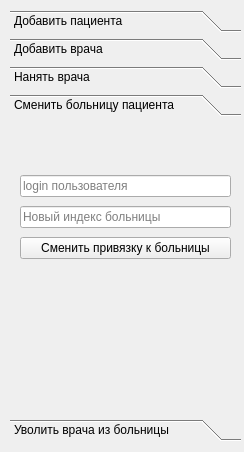
The window that client/gui/ui/reg_window.ui (Banifest/HospitalDB) describes before a commit, drawn with Qt 5.
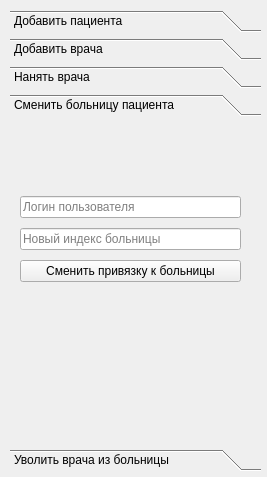
The same window after the commit. The open tabs and pages were chosen to show the change. Icons and pictures are not drawn.

```diff
--- a/client/gui/ui/reg_window.ui
+++ b/client/gui/ui/reg_window.ui
@@ -6,8 +6,8 @@
    <rect>
     <x>0</x>
     <y>0</y>
-       <width>244</width>
-       <height>452</height>
+       <width>267</width>
+       <height>477</height>
    </rect>
   </property>
   <property name="windowTitle">
@@ -1243,8 +1243,8 @@
     <rect>
         <x>10</x>
         <y>10</y>
-        <width>231</width>
-        <height>431</height>
+        <width>251</width>
+        <height>461</height>
     </rect>
    </property>
             <property name="sizePolicy">
@@ -1534,8 +1534,8 @@
                     <rect>
                         <x>0</x>
                         <y>0</y>
-                        <width>221</width>
-                        <height>286</height>
+                        <width>241</width>
+                        <height>316</height>
                     </rect>
                 </property>
                 <attribute name="label">
@@ -1545,9 +1545,9 @@
                     <property name="geometry">
                         <rect>
                             <x>10</x>
-                            <y>50</y>
-                            <width>211</width>
-                            <height>91</height>
+                            <y>70</y>
+                            <width>221</width>
+                            <height>95</height>
                         </rect>
                     </property>
                     <layout class="QGridLayout" name="gridLayout_2">
@@ -1568,7 +1568,7 @@
                         <item row="2" column="0">
                             <widget class="QLineEdit" name="change_login_text_box">
                                 <property name="placeholderText">
-                                    <string>login пользователя</string>
+                                    <string>Логин пользователя</string>
                                 </property>
                             </widget>
                         </item>
```
Left out of the diff: 32 changed lines with no effect on the pictures.
